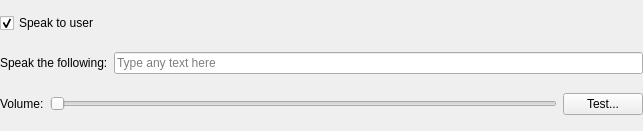
The window that client/nx_client_desktop/src/ui/widgets/business/say_text_business_action_widget.ui (networkoptix/nx_open) describes before a commit, drawn with Qt 5.
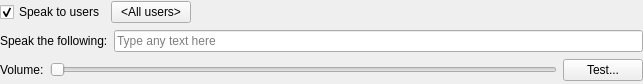
The same window after the commit.

Commit message:
VMS-2875, VMS-3761, VMS-3824: Some unification of user/role selection for event actions
<==== Mercurial data ====>
Branch: vms_3.1_gui

```diff
--- a/client/nx_client_desktop/src/ui/widgets/business/say_text_business_action_widget.ui
+++ b/client/nx_client_desktop/src/ui/widgets/business/say_text_business_action_widget.ui
@@ -7,7 +7,7 @@
     <x>0</x>
     <y>0</y>
     <width>643</width>
-    <height>131</height>
+    <height>84</height>
    </rect>
   </property>
   <property name="windowTitle">
@@ -27,17 +27,37 @@
     <number>0</number>
    </property>
    <item>
-    <layout class="QVBoxLayout" name="verticalLayout_2">
+    <layout class="QHBoxLayout" name="horizontalLayout_2">
      <item>
       <widget class="QCheckBox" name="playToClient">
        <property name="text">
-        <string>Speak to user</string>
+        <string>Speak to users</string>
        </property>
        <property name="checked">
         <bool>true</bool>
        </property>
       </widget>
      </item>
+     <item>
+      <widget class="QPushButton" name="selectUsersButton">
+       <property name="text">
+        <string notr="true">&lt;All users&gt;</string>
+       </property>
+      </widget>
+     </item>
+     <item>
+      <spacer name="horizontalSpacer">
+       <property name="orientation">
+        <enum>Qt::Horizontal</enum>
+       </property>
+       <property name="sizeHint" stdset="0">
+        <size>
+         <width>40</width>
+         <height>20</height>
+        </size>
+       </property>
+      </spacer>
+     </item>
     </layout>
    </item>
    <item>
```
The commit also changes 35 other files.
